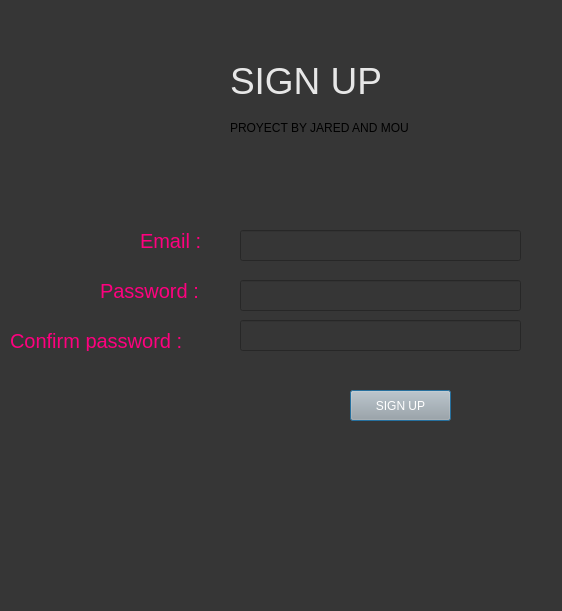
Before: the Qt Designer form createacc.ui in Detectov/PharmacyProject, drawn with Qt 5.
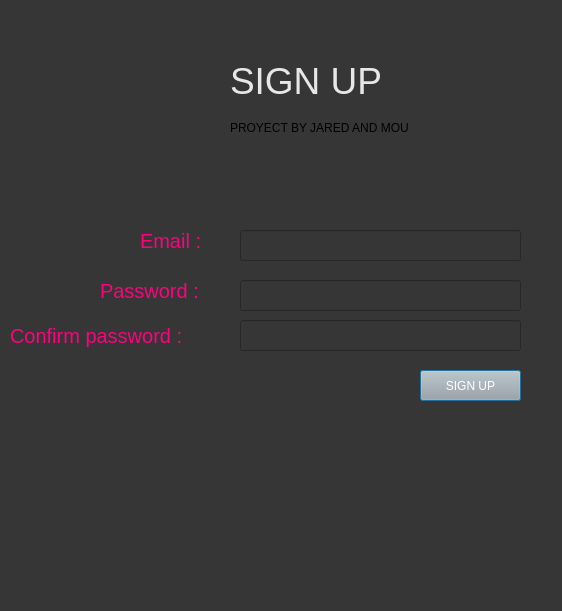
After: the same form once the commit is applied.

What changed in the file:
```diff
--- a/createacc.ui
+++ b/createacc.ui
@@ -106,8 +106,8 @@
   <widget class="QPushButton" name="signupbutton">
    <property name="geometry">
     <rect>
-     <x>350</x>
-     <y>390</y>
+     <x>420</x>
+     <y>370</y>
      <width>101</width>
      <height>31</height>
     </rect>
@@ -158,9 +158,9 @@
    <property name="geometry">
     <rect>
      <x>10</x>
-     <y>330</y>
+     <y>320</y>
      <width>221</width>
-     <height>21</height>
+     <height>31</height>
     </rect>
    </property>
    <property name="styleSheet">
```
